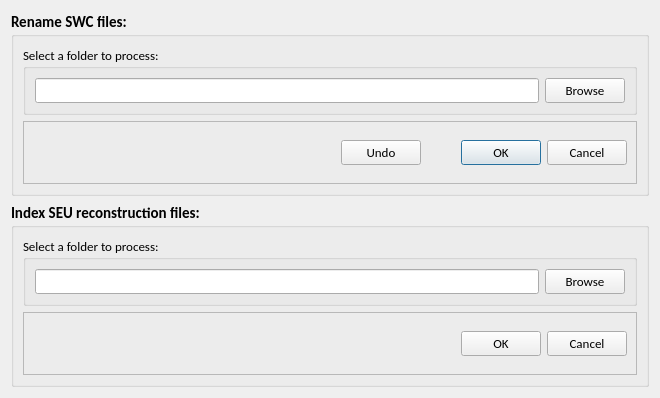
First picture: the form in hackathon/MK/swcRename/renameSWC.ui, repository Vaa3D/vaa3d_tools, before the edit.
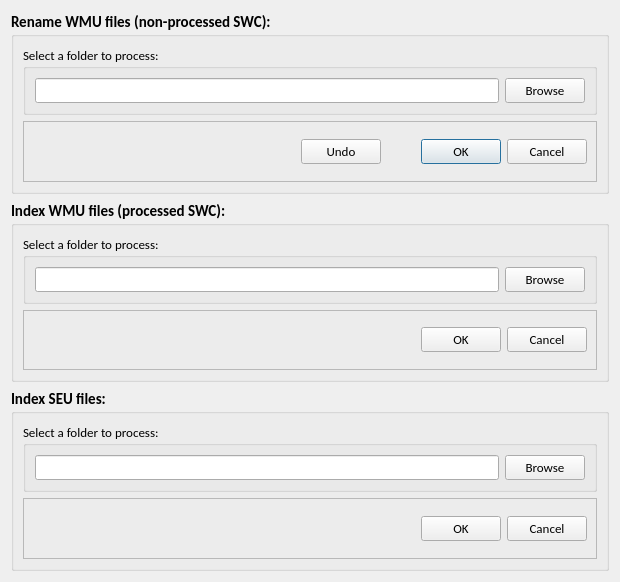
Second picture: the form after the edit.

Commit message: WMU files index and rename

The edit to the form file:
```diff
--- a/hackathon/MK/swcRename/renameSWC.ui
+++ b/hackathon/MK/swcRename/renameSWC.ui
@@ -6,8 +6,8 @@
    <rect>
     <x>0</x>
     <y>0</y>
-    <width>660</width>
-    <height>398</height>
+    <width>620</width>
+    <height>582</height>
    </rect>
   </property>
   <property name="font">
@@ -29,7 +29,10 @@
       </font>
      </property>
      <property name="title">
-      <string>Rename SWC files:</string>
+      <string>Rename WMU files (non-processed SWC):</string>
+     </property>
+     <property name="flat">
+      <bool>false</bool>
      </property>
      <layout class="QVBoxLayout" name="verticalLayout">
       <item>
@@ -150,6 +153,126 @@
      </layout>
     </widget>
    </item>
+   <item>
+    <widget class="QGroupBox" name="groupBox_5">
+     <property name="font">
+      <font>
+       <pointsize>11</pointsize>
+       <weight>75</weight>
+       <bold>true</bold>
+      </font>
+     </property>
+     <property name="whatsThis">
+      <string>&lt;html&gt;&lt;head/&gt;&lt;body&gt;&lt;p&gt;&lt;span style=&quot; font-size:9pt;&quot;&gt;This will create a new folder [renamed_indexed] in which new ano, apo, and swc files named with Allen's formal name pattern will be generated. A csv file named [formalName_WMU_map] that provides new-old name lookup table will also be created.&lt;/span&gt;&lt;br/&gt;&lt;/p&gt;&lt;p&gt;&lt;span style=&quot; font-size:9pt;&quot;&gt;Note, the input has to be &lt;/span&gt;&lt;span style=&quot; font-size:9pt; font-weight:600;&quot;&gt;processed&lt;/span&gt;&lt;span style=&quot; font-size:9pt;&quot;&gt;.&lt;/span&gt;&lt;/p&gt;&lt;/body&gt;&lt;/html&gt;</string>
+     </property>
+     <property name="title">
+      <string>Index WMU files (processed SWC):</string>
+     </property>
+     <layout class="QVBoxLayout" name="verticalLayout_4">
+      <item>
+       <widget class="QGroupBox" name="groupBox_6">
+        <property name="font">
+         <font>
+          <family>Calibri</family>
+          <pointsize>10</pointsize>
+          <weight>50</weight>
+          <bold>false</bold>
+         </font>
+        </property>
+        <property name="title">
+         <string>Select a folder to process:</string>
+        </property>
+        <layout class="QHBoxLayout" name="horizontalLayout_5">
+         <item>
+          <widget class="QLineEdit" name="lineEdit_3">
+           <property name="minimumSize">
+            <size>
+             <width>450</width>
+             <height>0</height>
+            </size>
+           </property>
+           <property name="maximumSize">
+            <size>
+             <width>10000</width>
+             <height>16777215</height>
+            </size>
+           </property>
+           <property name="font">
+            <font>
+             <weight>50</weight>
+             <bold>false</bold>
+            </font>
+           </property>
+          </widget>
+         </item>
+         <item>
+          <widget class="QPushButton" name="pushButton_4">
+           <property name="font">
+            <font>
+             <pointsize>10</pointsize>
+             <weight>50</weight>
+             <bold>false</bold>
+            </font>
+           </property>
+           <property name="text">
+            <string>Browse</string>
+           </property>
+          </widget>
+         </item>
+        </layout>
+       </widget>
+      </item>
+      <item>
+       <widget class="QFrame" name="frame_3">
+        <property name="frameShape">
+         <enum>QFrame::StyledPanel</enum>
+        </property>
+        <property name="frameShadow">
+         <enum>QFrame::Raised</enum>
+        </property>
+        <layout class="QHBoxLayout" name="horizontalLayout_6">
+         <item>
+          <spacer name="horizontalSpacer_3">
+           <property name="orientation">
+            <enum>Qt::Horizontal</enum>
+           </property>
+           <property name="sizeHint" stdset="0">
+            <size>
+             <width>259</width>
+             <height>20</height>
+            </size>
+           </property>
+          </spacer>
+         </item>
+         <item>
+          <widget class="QDialogButtonBox" name="buttonBox_3">
+           <property name="maximumSize">
+            <size>
+             <width>200</width>
+             <height>16777215</height>
+            </size>
+           </property>
+           <property name="font">
+            <font>
+             <pointsize>10</pointsize>
+             <weight>50</weight>
+             <bold>false</bold>
+            </font>
+           </property>
+           <property name="orientation">
+            <enum>Qt::Horizontal</enum>
+           </property>
+           <property name="standardButtons">
+            <set>QDialogButtonBox::Cancel|QDialogButtonBox::Ok</set>
+           </property>
+          </widget>
+         </item>
+        </layout>
+       </widget>
+      </item>
+     </layout>
+    </widget>
+   </item>
    <item>
     <widget class="QGroupBox" name="groupBox_3">
      <property name="font">
@@ -160,7 +283,7 @@
       </font>
      </property>
      <property name="title">
-      <string>Index SEU reconstruction files:</string>
+      <string>Index SEU files:</string>
      </property>
      <layout class="QVBoxLayout" name="verticalLayout_2">
       <item>
```
Left out of the diff: 93 changed lines with no effect on the pictures. The commit also changes 4 other files.
